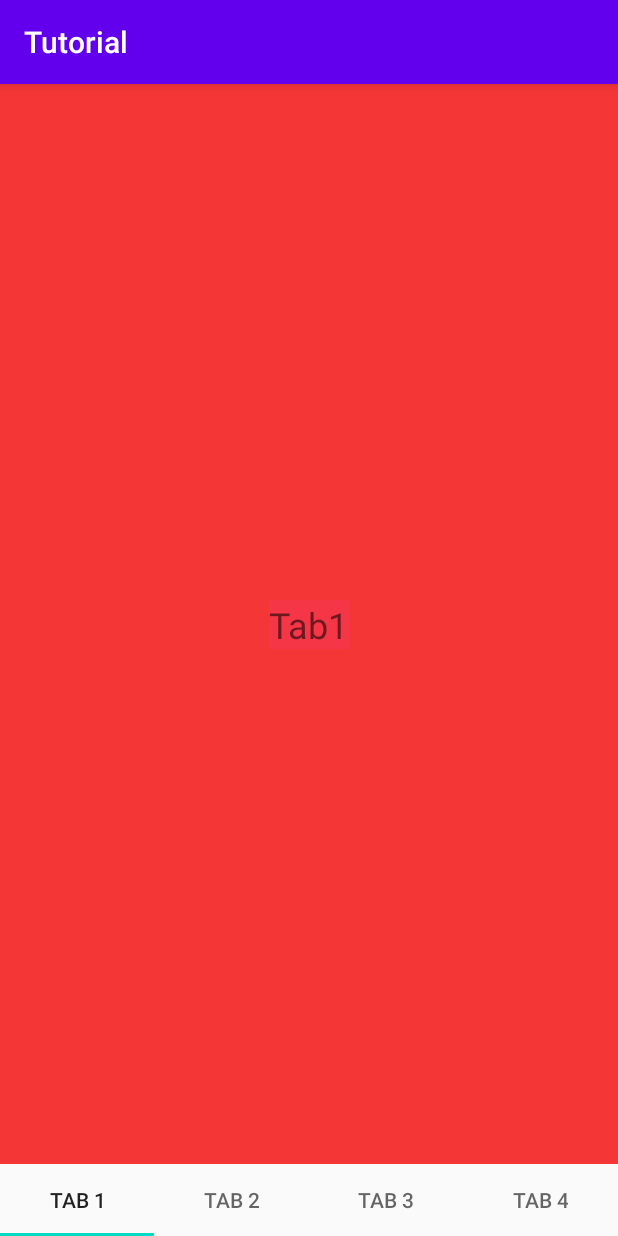
After one commit to tomoya-s-101/android-tutorial, an Android app: the RedFragment screen opened directly, with no data from a screen before it, on a phone screen of 412 x 824 dp. The commit adds this screen. Run offline under Robolectric (Android 15) with nearby library versions, the phone set to English and light mode, and no system bars.

Commit message:
Tutorial3発展課題ViewPager2実装完了

```diff
--- a/app/build.gradle
+++ b/app/build.gradle
@@ -27,12 +27,14 @@ android {
 dependencies {
     implementation fileTree(dir: "libs", include: ["*.jar"])
     implementation "org.jetbrains.kotlin:kotlin-stdlib:$kotlin_version"
-    implementation 'androidx.core:core-ktx:1.1.0'
+    implementation 'androidx.core:core-ktx:1.3.0'
     implementation 'androidx.appcompat:appcompat:1.1.0'
     implementation 'androidx.constraintlayout:constraintlayout:1.1.3'
     implementation 'androidx.recyclerview:recyclerview:1.1.0'
+    implementation 'com.google.android.material:material:1.1.0'
     testImplementation 'junit:junit:4.12'
     androidTestImplementation 'androidx.test.ext:junit:1.1.1'
     androidTestImplementation 'androidx.test.espresso:espresso-core:3.2.0'
+    implementation 'androidx.viewpager2:viewpager2:1.1.0-alpha01'
 
 }
--- a/app/src/main/AndroidManifest.xml
+++ b/app/src/main/AndroidManifest.xml
@@ -20,6 +20,7 @@
 
         <activity android:name=".layout.Tutorial2Activity"/>
         <activity android:name=".adapter.Tutorial3Activity"/>
+        <activity android:name=".adapter.Tutorial3ExActivity"/>
 
     </application>
 
--- /dev/null
+++ b/app/src/main/java/com/axiaworks/tutorial/adapter/BlueFragment.kt
@@ -0,0 +1,19 @@
+package com.axiaworks.tutorial.adapter
+
+import android.os.Bundle
+import android.view.LayoutInflater
+import android.view.View
+import android.view.ViewGroup
+import androidx.fragment.app.Fragment
+import com.axiaworks.tutorial.R
+
+class BlueFragment(): Fragment() {
+    override fun onCreateView(
+        inflater: LayoutInflater,
+        container: ViewGroup?,
+        savedInstanceState: Bundle?
+    ): View? {
+        val view = inflater.inflate(R.layout.blue_fragment,container,false)
+        return view
+    }
+}
--- /dev/null
+++ b/app/src/main/java/com/axiaworks/tutorial/adapter/GreenFragment.kt
@@ -0,0 +1,19 @@
+package com.axiaworks.tutorial.adapter
+
+import android.os.Bundle
+import android.view.LayoutInflater
+import android.view.View
+import android.view.ViewGroup
+import androidx.fragment.app.Fragment
+import com.axiaworks.tutorial.R
+
+class GreenFragment(): Fragment() {
+    override fun onCreateView(
+        inflater: LayoutInflater,
+        container: ViewGroup?,
+        savedInstanceState: Bundle?
+    ): View? {
+        val view = inflater.inflate(R.layout.green_fragment,container,false)
+        return view
+    }
+}
--- /dev/null
+++ b/app/src/main/java/com/axiaworks/tutorial/adapter/RedFragment.kt
@@ -0,0 +1,19 @@
+package com.axiaworks.tutorial.adapter
+
+import android.os.Bundle
+import android.view.LayoutInflater
+import android.view.View
+import android.view.ViewGroup
+import androidx.fragment.app.Fragment
+import com.axiaworks.tutorial.R
+
+class RedFragment(): Fragment() {
+    override fun onCreateView(
+        inflater: LayoutInflater,
+        container: ViewGroup?,
+        savedInstanceState: Bundle?
+    ): View? {
+        val view = inflater.inflate(R.layout.red_fragment,container,false)
+        return view
+    }
+}
--- /dev/null
+++ b/app/src/main/java/com/axiaworks/tutorial/adapter/Tutorial3ExActivity.kt
@@ -0,0 +1,42 @@
+package com.axiaworks.tutorial.adapter
+
+import android.content.Context
+import android.content.Intent
+import android.os.Bundle
+import android.util.Log
+import androidx.appcompat.app.AppCompatActivity
+import androidx.viewpager2.widget.ViewPager2
+import com.axiaworks.tutorial.R
+import com.google.android.material.tabs.TabLayout
+import com.google.android.material.tabs.TabLayoutMediator
+
+class Tutorial3ExActivity: AppCompatActivity() {
+    companion object {
+        fun callingIntent(context: Context) = Intent(context, Tutorial3ExActivity::class.java)
+    }
+
+
+    override fun onCreate(savedInstanceState: Bundle?) {
+        super.onCreate(savedInstanceState)
+        setContentView(R.layout.activity_tutorial3_ex)
+
+        intiViewPager2WithFragments()
+    }
+
+
+
+    private fun intiViewPager2WithFragments() {
+        Log.i("Tutorial3ExActivity", "intiViewPager2WithFragments")
+        val viewPager:ViewPager2 = findViewById(R.id.viewpager2)
+        val adapter = ViewPager2Adapter(supportFragmentManager,lifecycle)
+        viewPager.adapter = adapter
+
+        val tabLayout = findViewById<TabLayout>(R.id.tab_layout)
+        TabLayoutMediator(tabLayout, viewPager) { tab, position ->
+            tab.text = "Tab ${(position + 1)}"
+        }.attach()
+
+
+    }
+
+}
--- /dev/null
+++ b/app/src/main/java/com/axiaworks/tutorial/adapter/ViewPager2Adapter.kt
@@ -0,0 +1,25 @@
+package com.axiaworks.tutorial.adapter
+
+import androidx.fragment.app.Fragment
+import androidx.fragment.app.FragmentManager
+import androidx.lifecycle.Lifecycle
+import androidx.viewpager2.adapter.FragmentStateAdapter
+
+class ViewPager2Adapter(fragmentManager: FragmentManager, lifecycle: Lifecycle) :
+    FragmentStateAdapter(fragmentManager, lifecycle) {
+
+    var fragments:ArrayList<Fragment> = arrayListOf(
+        RedFragment(),
+        BlueFragment(),
+        YellowFragment(),
+        GreenFragment()
+    )
+
+    override fun getItemCount(): Int {
+        return fragments.size
+    }
+
+    override fun createFragment(position: Int): Fragment {
+        return fragments[position]
+    }
+}
--- /dev/null
+++ b/app/src/main/java/com/axiaworks/tutorial/adapter/YellowFragment.kt
@@ -0,0 +1,19 @@
+package com.axiaworks.tutorial.adapter
+
+import android.os.Bundle
+import android.view.LayoutInflater
+import android.view.View
+import android.view.ViewGroup
+import androidx.fragment.app.Fragment
+import com.axiaworks.tutorial.R
+
+class YellowFragment(): Fragment() {
+    override fun onCreateView(
+        inflater: LayoutInflater,
+        container: ViewGroup?,
+        savedInstanceState: Bundle?
+    ): View? {
+        val view = inflater.inflate(R.layout.yellow_fragment,container,false)
+        return view
+    }
+}
--- /dev/null
+++ b/app/src/main/res/layout/activity_tutorial3_ex.xml
@@ -0,0 +1,31 @@
+<?xml version="1.0" encoding="utf-8"?>
+<androidx.constraintlayout.widget.ConstraintLayout
+    xmlns:android="http://schemas.android.com/apk/res/android"
+    xmlns:app="http://schemas.android.com/apk/res-auto"
+    xmlns:tools="http://schemas.android.com/tools"
+    android:layout_width="match_parent"
+    android:layout_height="match_parent">
+
+    <com.google.android.material.tabs.TabLayout
+        android:id="@+id/tab_layout"
+        android:layout_width="match_parent"
+        android:layout_height="48dp"
+        app:layout_constraintBottom_toBottomOf="parent"
+        app:layout_constraintEnd_toEndOf="parent"
+        app:layout_constraintStart_toStartOf="parent"
+        app:layout_constraintTop_toBottomOf="@id/viewpager2">
+
+
+
+    </com.google.android.material.tabs.TabLayout>
+
+    <androidx.viewpager2.widget.ViewPager2
+        android:id="@+id/viewpager2"
+        android:layout_width="0dp"
+        android:layout_height="0dp"
+        android:orientation="horizontal"
+        app:layout_constraintBottom_toTopOf="@id/tab_layout"
+        app:layout_constraintEnd_toEndOf="parent"
+        app:layout_constraintStart_toStartOf="parent"
+        app:layout_constraintTop_toTopOf="parent" />
+</androidx.constraintlayout.widget.ConstraintLayout>
--- /dev/null
+++ b/app/src/main/res/layout/red_fragment.xml
@@ -0,0 +1,21 @@
+<?xml version="1.0" encoding="utf-8"?>
+<androidx.constraintlayout.widget.ConstraintLayout xmlns:android="http://schemas.android.com/apk/res/android"
+    xmlns:app="http://schemas.android.com/apk/res-auto"
+    xmlns:tools="http://schemas.android.com/tools"
+    android:layout_width="match_parent"
+    android:layout_height="match_parent"
+    android:background="#F43636">
+
+    <TextView
+        android:id="@+id/textView"
+        android:layout_width="wrap_content"
+        android:layout_height="wrap_content"
+        android:background="#F43646"
+        android:text="Tab1"
+        android:textSize="24sp"
+        app:layout_constraintBottom_toBottomOf="parent"
+        app:layout_constraintEnd_toEndOf="parent"
+        app:layout_constraintHorizontal_bias="0.5"
+        app:layout_constraintStart_toStartOf="parent"
+        app:layout_constraintTop_toTopOf="parent" />
+</androidx.constraintlayout.widget.ConstraintLayout>
--- a/app/src/main/res/values/strings.xml
+++ b/app/src/main/res/values/strings.xml
@@ -19,5 +19,6 @@
     <string name="tutorial3_vertical">Vertical</string>
     <string name="tutorial3_horizontal">Horizontal</string>
     <string name="tutorial3_grid">Grid</string>
+    <string name="tutorial3_ex_button">発展課題3</string>
 
 </resources>
```
Also changed, not shown: app/src/main/java/com/axiaworks/tutorial/adapter/Tutorial3Activity.kt (+8 -4 lines), app/src/main/res/layout/activity_tutorial3.xml (+12 -0 lines), app/src/main/res/layout/blue_fragment.xml (added, +20 -0 lines), app/src/main/res/layout/green_fragment.xml (added, +20 -0 lines), app/src/main/res/layout/yellow_fragment.xml (added, +20 -0 lines).
